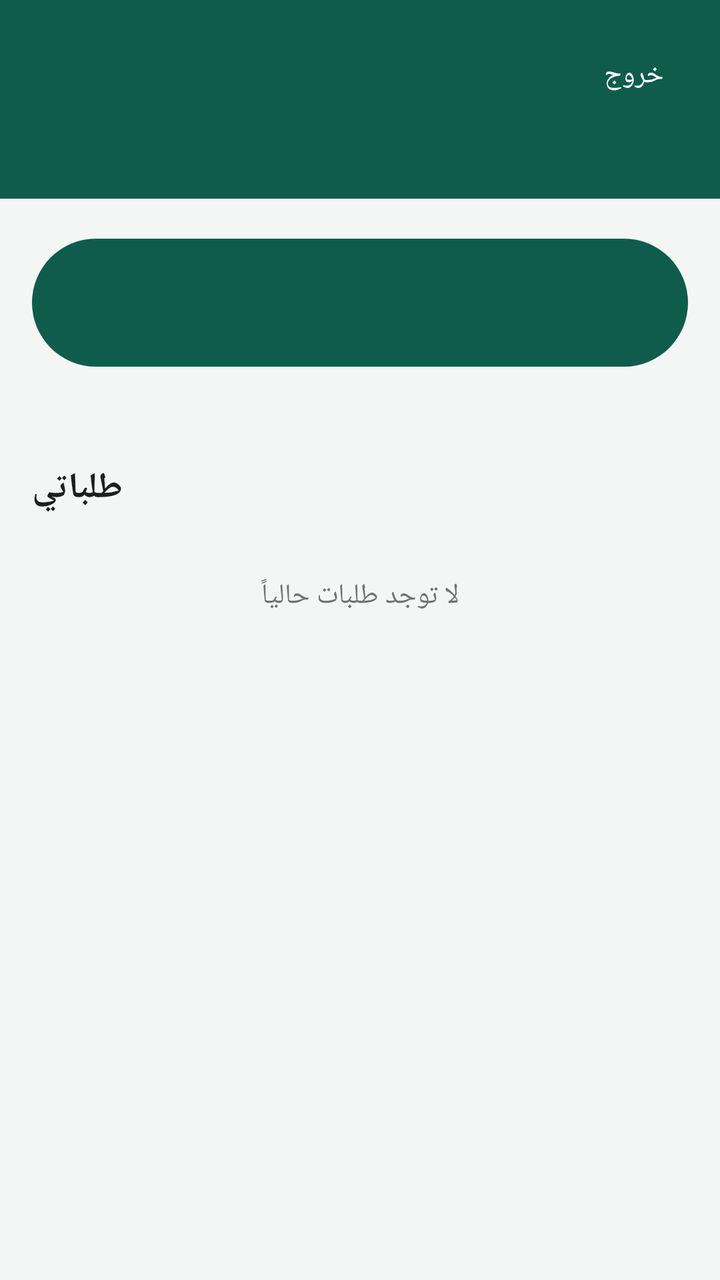
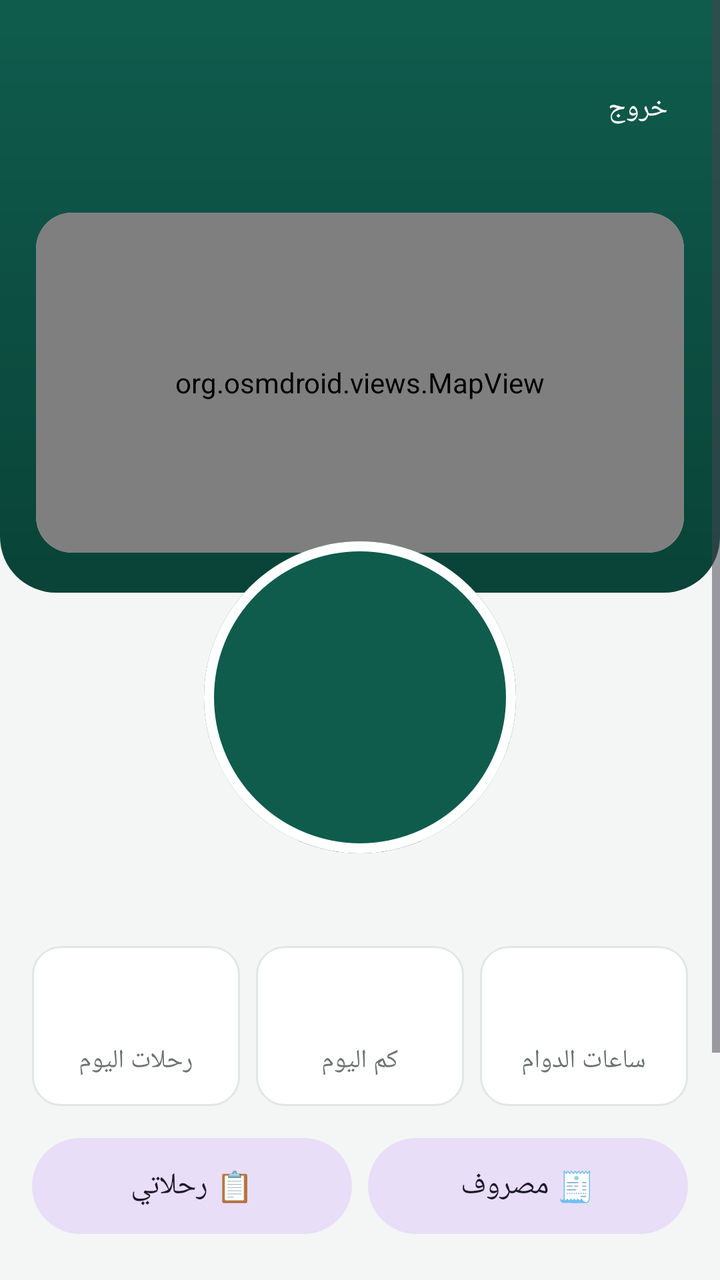

The first picture is an Android layout as it rendered before a commit; the second is the same layout after the commit. The layout source and the unified diff follow.
<!-- AndroidManifest.xml: application theme Theme.Rafiq -->
<!-- res/layout/activity_main.xml -->
<?xml version="1.0" encoding="utf-8"?>
<LinearLayout xmlns:android="http://schemas.android.com/apk/res/android"
    android:layout_width="match_parent"
    android:layout_height="match_parent"
    android:orientation="vertical">

    <TextView
        android:id="@+id/offline"
        android:layout_width="match_parent"
        android:layout_height="wrap_content"
        android:background="@color/red"
        android:gravity="center"
        android:padding="10dp"
        android:text="@string/offline"
        android:textColor="@color/white"
        android:visibility="gone" />

    <LinearLayout
        android:layout_width="match_parent"
        android:layout_height="wrap_content"
        android:background="@color/brand"
        android:orientation="vertical"
        android:padding="20dp">

        <LinearLayout
            android:layout_width="match_parent"
            android:layout_height="wrap_content"
            android:gravity="center_vertical"
            android:orientation="horizontal">

            <TextView
                android:id="@+id/driver_name"
                android:layout_width="0dp"
                android:layout_height="wrap_content"
                android:layout_weight="1"
                android:textColor="@color/white"
                android:textSize="22sp"
                android:textStyle="bold" />

            <TextView
                android:id="@+id/logout"
                android:layout_width="wrap_content"
                android:layout_height="wrap_content"
                android:padding="8dp"
                android:text="@string/logout"
                android:textColor="@color/white" />
        </LinearLayout>

        <TextView
            android:id="@+id/car"
            android:layout_width="wrap_content"
            android:layout_height="wrap_content"
            android:layout_marginTop="4dp"
            android:textColor="#CFE6E0"
            android:textSize="15sp" />
    </LinearLayout>

    <LinearLayout
        android:layout_width="match_parent"
        android:layout_height="wrap_content"
        android:orientation="vertical"
        android:padding="16dp">

        <Button
            android:id="@+id/shift_button"
            android:layout_width="match_parent"
            android:layout_height="72dp"
            android:textSize="20sp"
            android:textStyle="bold" />

        <TextView
            android:id="@+id/shift_state"
            android:layout_width="wrap_content"
            android:layout_height="wrap_content"
            android:layout_gravity="center_horizontal"
            android:layout_marginTop="8dp"
            android:textSize="15sp" />
    </LinearLayout>

    <TextView
        android:layout_width="wrap_content"
        android:layout_height="wrap_content"
        android:paddingHorizontal="16dp"
        android:text="@string/my_jobs"
        android:textColor="@color/text"
        android:textSize="18sp"
        android:textStyle="bold" />

    <TextView
        android:id="@+id/empty"
        android:layout_width="match_parent"
        android:layout_height="wrap_content"
        android:gravity="center"
        android:padding="32dp"
        android:text="@string/no_jobs"
        android:textColor="@color/muted" />

    <ScrollView
        android:layout_width="match_parent"
        android:layout_height="0dp"
        android:layout_weight="1">

        <LinearLayout
            android:id="@+id/jobs"
            android:layout_width="match_parent"
            android:layout_height="wrap_content"
            android:orientation="vertical"
            android:padding="12dp" />
    </ScrollView>
</LinearLayout>
<!-- resources referenced by this layout -->
<resources>
  <color name="brand">#0F5C4D</color>
  <color name="muted">#6B7471</color>
  <color name="red">#C5221F</color>
  <color name="text">#1B1F1E</color>
  <color name="white">#FFFFFF</color>
  <string name="logout">خروج</string>
  <string name="my_jobs">طلباتي</string>
  <string name="no_jobs">لا توجد طلبات حالياً</string>
  <string name="offline">⚠️ مفيش إنترنت — موقعك والطلبات هيتبعتوا أول ما النت يرجع</string>
  <style name="Theme.Rafiq" parent="Theme.Material3.DayNight.NoActionBar">
          <item name="colorPrimary">@color/brand</item>
          <item name="colorOnPrimary">@color/white</item>
          <item name="colorSecondary">@color/brand</item>
          <item name="android:windowBackground">@color/bg</item>
          <item name="android:statusBarColor">@color/brand_dark</item>
      </style>
  <color name="bg">#F4F6F5</color>
  <color name="brand_dark">#0A4338</color>
</resources>

<!-- the commit's change to res/layout/activity_main.xml (unified diff, before → after) -->
@@ -1,5 +1,6 @@
 <?xml version="1.0" encoding="utf-8"?>
 <LinearLayout xmlns:android="http://schemas.android.com/apk/res/android"
+    xmlns:app="http://schemas.android.com/apk/res-auto"
     android:layout_width="match_parent"
     android:layout_height="match_parent"
     android:orientation="vertical">
@@ -15,96 +16,202 @@
         android:textColor="@color/white"
         android:visibility="gone" />
 
-    <LinearLayout
+    <ScrollView
         android:layout_width="match_parent"
-        android:layout_height="wrap_content"
-        android:background="@color/brand"
-        android:orientation="vertical"
-        android:padding="20dp">
+        android:layout_height="0dp"
+        android:layout_weight="1"
+        android:fillViewport="true">
 
         <LinearLayout
             android:layout_width="match_parent"
             android:layout_height="wrap_content"
-            android:gravity="center_vertical"
-            android:orientation="horizontal">
-
-            <TextView
-                android:id="@+id/driver_name"
-                android:layout_width="0dp"
-                android:layout_height="wrap_content"
-                android:layout_weight="1"
-                android:textColor="@color/white"
-                android:textSize="22sp"
+            android:orientation="vertical">
+
+            
+            <LinearLayout
+                android:layout_width="match_parent"
+                android:layout_height="wrap_content"
+                android:background="@drawable/header_bg"
+                android:orientation="vertical"
+                android:paddingHorizontal="18dp"
+                android:paddingTop="18dp"
+                android:paddingBottom="20dp">
+
+                <LinearLayout
+                    android:layout_width="match_parent"
+                    android:layout_height="wrap_content"
+                    android:gravity="center_vertical"
+                    android:orientation="horizontal">
+
+                    <LinearLayout
+                        android:layout_width="0dp"
+                        android:layout_height="wrap_content"
+                        android:layout_weight="1"
+                        android:orientation="vertical">
+
+                        <TextView
+                            android:id="@+id/hello"
+                            android:layout_width="wrap_content"
+                            android:layout_height="wrap_content"
+                            android:textColor="#CFE6E0"
+                            android:textSize="14sp" />
+
+                        <TextView
+                            android:id="@+id/driver_name"
+                            android:layout_width="wrap_content"
+                            android:layout_height="wrap_content"
+                            android:textColor="@color/white"
+                            android:textSize="24sp"
+                            android:textStyle="bold" />
+
+                        <TextView
+                            android:id="@+id/car"
+                            android:layout_width="wrap_content"
+                            android:layout_height="wrap_content"
+                            android:layout_marginTop="2dp"
+                            android:textColor="#CFE6E0"
+                            android:textSize="14sp" />
+                    </LinearLayout>
+
+                    <TextView
+                        android:id="@+id/logout"
+                        android:layout_width="wrap_content"
+                        android:layout_height="wrap_content"
+                        android:padding="8dp"
+                        android:text="@string/logout"
+                        android:textColor="@color/white" />
+                </LinearLayout>
+
+                <com.google.android.material.card.MaterialCardView
+                    android:layout_width="match_parent"
+                    android:layout_height="170dp"
+                    android:layout_marginTop="16dp"
+                    app:cardCornerRadius="18dp"
+                    app:cardElevation="0dp"
+                    app:strokeWidth="0dp">
+
+                    <org.osmdroid.views.MapView
+                        android:id="@+id/map"
+                        android:layout_width="match_parent"
+                        android:layout_height="match_parent" />
+                </com.google.android.material.card.MaterialCardView>
+            </LinearLayout>
+
+            
+            <com.google.android.material.button.MaterialButton
+                android:id="@+id/shift_button"
+                android:layout_width="@dimen/shift_button"
+                android:layout_height="@dimen/shift_button"
+                android:layout_gravity="center_horizontal"
+                android:layout_marginTop="-26dp"
+                android:insetTop="0dp"
+                android:insetBottom="0dp"
+                android:textSize="19sp"
+                android:textStyle="bold"
+                app:cornerRadius="78dp"
+                app:elevation="8dp"
+                app:strokeColor="@color/white"
+                app:strokeWidth="5dp" />
+
+            <TextView
+                android:id="@+id/shift_state"
+                android:layout_width="wrap_content"
+                android:layout_height="wrap_content"
+                android:layout_gravity="center_horizontal"
+                android:layout_marginTop="10dp"
+                android:textSize="15sp"
                 android:textStyle="bold" />
 
-            <TextView
-                android:id="@+id/logout"
-                android:layout_width="wrap_content"
-                android:layout_height="wrap_content"
-                android:padding="8dp"
-                android:text="@string/logout"
-                android:textColor="@color/white" />
+            
+            <LinearLayout
+                android:layout_width="match_parent"
+                android:layout_height="wrap_content"
+                android:layout_marginTop="16dp"
+                android:orientation="horizontal"
+                android:paddingHorizontal="12dp">
+
+                <LinearLayout style="@style/StatCard">
+                    <TextView android:id="@+id/stat_trips" style="@style/StatValue" />
+                    <TextView style="@style/StatLabel" android:text="@string/stat_trips" />
+                </LinearLayout>
+
+                <LinearLayout style="@style/StatCard">
+                    <TextView android:id="@+id/stat_km" style="@style/StatValue" />
+                    <TextView style="@style/StatLabel" android:text="@string/stat_km" />
+                </LinearLayout>
+
+                <LinearLayout style="@style/StatCard">
+                    <TextView android:id="@+id/stat_hours" style="@style/StatValue" />
+                    <TextView style="@style/StatLabel" android:text="@string/stat_hours" />
+                </LinearLayout>
+            </LinearLayout>
+
+            
+            <LinearLayout
+                android:layout_width="match_parent"
+                android:layout_height="wrap_content"
+                android:layout_marginTop="12dp"
+                android:orientation="horizontal"
+                android:paddingHorizontal="16dp">
+
+                <com.google.android.material.button.MaterialButton
+                    android:id="@+id/open_history"
+                    style="@style/Widget.Material3.Button.TonalButton"
+                    android:layout_width="0dp"
+                    android:layout_height="56dp"
+                    android:layout_marginEnd="8dp"
+                    android:layout_weight="1"
+                    android:text="@string/my_trips"
+                    android:textSize="15sp" />
+
+                <com.google.android.material.button.MaterialButton
+                    android:id="@+id/open_expense"
+                    style="@style/Widget.Material3.Button.TonalButton"
+                    android:layout_width="0dp"
+                    android:layout_height="56dp"
+                    android:layout_weight="1"
+                    android:text="@string/new_expense"
+                    android:textSize="15sp" />
+            </LinearLayout>
+
+            
+            <TextView
+                android:id="@+id/current_title"
+                style="@style/SectionTitle"
+                android:text="@string/current_job" />
+
+            <FrameLayout
+                android:id="@+id/current_job"
+                android:layout_width="match_parent"
+                android:layout_height="wrap_content"
+                android:paddingHorizontal="12dp" />
+
+            <TextView
+                android:id="@+id/empty"
+                android:layout_width="match_parent"
+                android:layout_height="wrap_content"
+                android:layout_marginHorizontal="12dp"
+                android:background="@drawable/card_bg"
+                android:gravity="center"
+                android:padding="28dp"
+                android:text="@string/no_jobs"
+                android:textColor="@color/muted"
+                android:textSize="15sp" />
+
+            
+            <TextView
+                android:id="@+id/others_title"
+                style="@style/SectionTitle"
+                android:text="@string/other_jobs"
+                android:visibility="gone" />
+
+            <LinearLayout
+                android:id="@+id/jobs"
+                android:layout_width="match_parent"
+                android:layout_height="wrap_content"
+                android:orientation="vertical"
+                android:paddingHorizontal="12dp"
+                android:paddingBottom="24dp" />
         </LinearLayout>
-
-        <TextView
-            android:id="@+id/car"
-            android:layout_width="wrap_content"
-            android:layout_height="wrap_content"
-            android:layout_marginTop="4dp"
-            android:textColor="#CFE6E0"
-            android:textSize="15sp" />
-    </LinearLayout>
-
-    <LinearLayout
-        android:layout_width="match_parent"
-        android:layout_height="wrap_content"
-        android:orientation="vertical"
-        android:padding="16dp">
-
-        <Button
-            android:id="@+id/shift_button"
-            android:layout_width="match_parent"
-            android:layout_height="72dp"
-            android:textSize="20sp"
-            android:textStyle="bold" />
-
-        <TextView
-            android:id="@+id/shift_state"
-            android:layout_width="wrap_content"
-            android:layout_height="wrap_content"
-            android:layout_gravity="center_horizontal"
-            android:layout_marginTop="8dp"
-            android:textSize="15sp" />
-    </LinearLayout>
-
-    <TextView
-        android:layout_width="wrap_content"
-        android:layout_height="wrap_content"
-        android:paddingHorizontal="16dp"
-        android:text="@string/my_jobs"
-        android:textColor="@color/text"
-        android:textSize="18sp"
-        android:textStyle="bold" />
-
-    <TextView
-        android:id="@+id/empty"
-        android:layout_width="match_parent"
-        android:layout_height="wrap_content"
-        android:gravity="center"
-        android:padding="32dp"
-        android:text="@string/no_jobs"
-        android:textColor="@color/muted" />
-
-    <ScrollView
-        android:layout_width="match_parent"
-        android:layout_height="0dp"
-        android:layout_weight="1">
-
-        <LinearLayout
-            android:id="@+id/jobs"
-            android:layout_width="match_parent"
-            android:layout_height="wrap_content"
-            android:orientation="vertical"
-            android:padding="12dp" />
     </ScrollView>
 </LinearLayout>
<!-- resource entries referenced after the edit -->
@@ -4,11 +4,67 @@
   <color name="muted">#6B7471</color>
   <color name="red">#C5221F</color>
   <color name="text">#1B1F1E</color>
+  <color name="brand_text">#0F5C4D</color>
   <color name="white">#FFFFFF</color>
+  <dimen name="shift_button">156dp</dimen>
+  <!-- drawable card_bg (drawable) -->
+  <shape xmlns:android="http://schemas.android.com/apk/res/android">
+      <solid android:color="@color/card" />
+      <corners android:radius="14dp" />
+      <stroke android:width="1dp" android:color="@color/line" />
+  </shape>
+  <!-- drawable header_bg (drawable) -->
+  <shape xmlns:android="http://schemas.android.com/apk/res/android">
+      <gradient android:angle="270" android:startColor="@color/brand" android:endColor="@color/brand_dark" />
+      <corners android:bottomLeftRadius="28dp" android:bottomRightRadius="28dp" />
+  </shape>
+  <string name="current_job">الطلب الحالي</string>
   <string name="logout">خروج</string>
-  <string name="my_jobs">طلباتي</string>
+  <string name="my_trips">📋 رحلاتي</string>
+  <string name="new_expense">🧾 مصروف</string>
   <string name="no_jobs">لا توجد طلبات حالياً</string>
   <string name="offline">⚠️ مفيش إنترنت — موقعك والطلبات هيتبعتوا أول ما النت يرجع</string>
+  <string name="other_jobs">طلبات بعدها</string>
+  <string name="stat_hours">ساعات الدوام</string>
+  <string name="stat_km">كم اليوم</string>
+  <string name="stat_trips">رحلات اليوم</string>
+  <style name="SectionTitle">
+          <item name="android:layout_width">wrap_content</item>
+          <item name="android:layout_height">wrap_content</item>
+          <item name="android:paddingStart">16dp</item>
+          <item name="android:paddingEnd">16dp</item>
+          <item name="android:paddingTop">22dp</item>
+          <item name="android:paddingBottom">10dp</item>
+          <item name="android:textColor">@color/text</item>
+          <item name="android:textSize">18sp</item>
+          <item name="android:textStyle">bold</item>
+      </style>
+  <style name="StatCard">
+          <item name="android:layout_width">0dp</item>
+          <item name="android:layout_height">wrap_content</item>
+          <item name="android:layout_weight">1</item>
+          <item name="android:layout_marginStart">4dp</item>
+          <item name="android:layout_marginEnd">4dp</item>
+          <item name="android:background">@drawable/card_bg</item>
+          <item name="android:gravity">center</item>
+          <item name="android:orientation">vertical</item>
+          <item name="android:paddingTop">14dp</item>
+          <item name="android:paddingBottom">14dp</item>
+      </style>
+  <style name="StatLabel">
+          <item name="android:layout_width">wrap_content</item>
+          <item name="android:layout_height">wrap_content</item>
+          <item name="android:layout_marginTop">2dp</item>
+          <item name="android:textColor">@color/muted</item>
+          <item name="android:textSize">13sp</item>
+      </style>
+  <style name="StatValue">
+          <item name="android:layout_width">wrap_content</item>
+          <item name="android:layout_height">wrap_content</item>
+          <item name="android:textColor">@color/brand_text</item>
+          <item name="android:textSize">24sp</item>
+          <item name="android:textStyle">bold</item>
+      </style>
   <style name="Theme.Rafiq" parent="Theme.Material3.DayNight.NoActionBar">
           <item name="colorPrimary">@color/brand</item>
           <item name="colorOnPrimary">@color/white</item>
@@ -16,6 +72,8 @@
           <item name="android:windowBackground">@color/bg</item>
           <item name="android:statusBarColor">@color/brand_dark</item>
       </style>
+  <color name="card">#FFFFFF</color>
+  <color name="line">#E2E6E4</color>
   <color name="bg">#F4F6F5</color>
   <color name="brand_dark">#0A4338</color>
 </resources>
